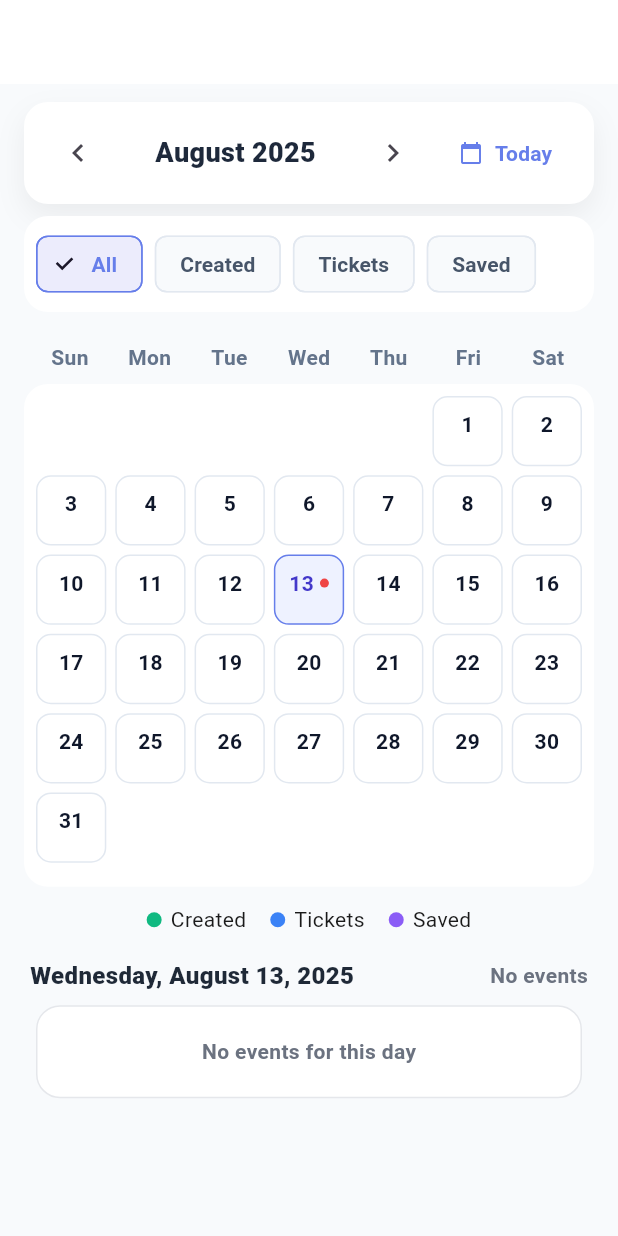
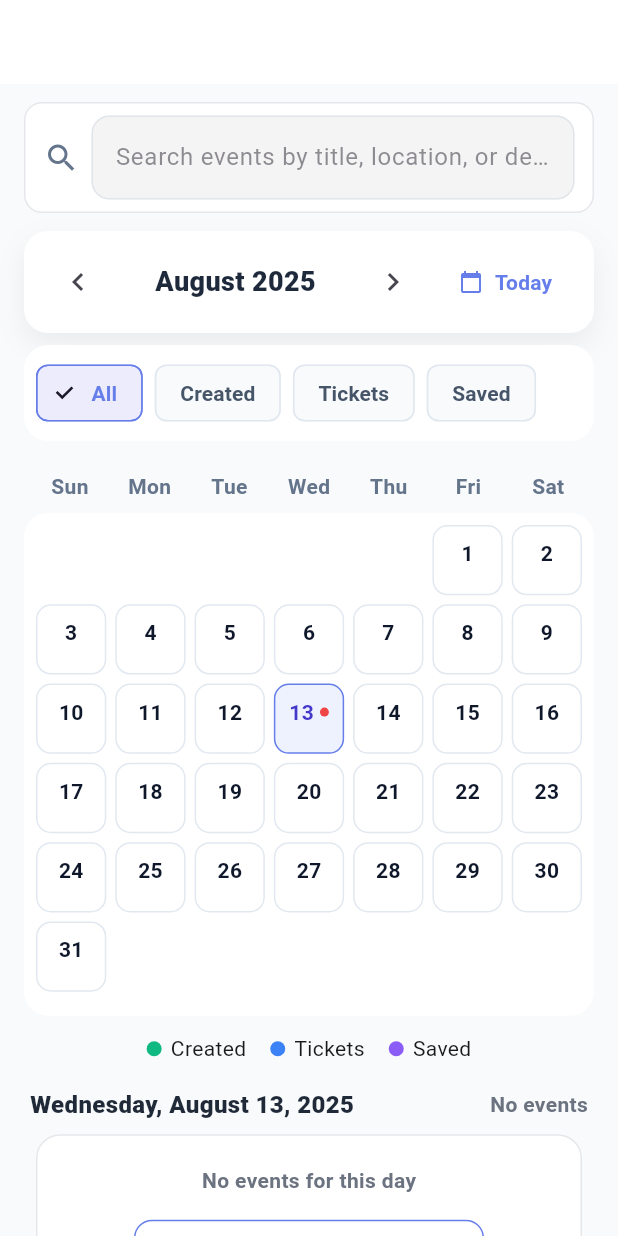
Before and after one commit to orgamiapps/orgamiappV1, a Flutter app: the CalendarScreen screen opened directly, on a phone screen of 412 x 824 dp. Run offline on Flutter 3.47's test engine with Material 3 defaults, Android fonts, the phone set to English and light mode, and no system bars; our stand-ins replace cached_network_image, carousel_slider, cloud_firestore, firebase_auth, firebase_core, firebase_messaging and 17 more; missing offline and left inert: mobile_scanner, qr_code_scanner_plus, syncfusion_flutter_xlsio; accounts and stored records are empty.

Commit message:
Enhance calendar screen with search, week view, and event reminders
Co-authored-by: pareisinger0 <pareisinger0@gmail.com>

```diff
--- a/lib/screens/Home/calendar_screen.dart
+++ b/lib/screens/Home/calendar_screen.dart
@@ -10,6 +10,8 @@ import 'package:orgami/models/ticket_model.dart';
 import 'package:orgami/firebase/firebase_firestore_helper.dart';
 import 'package:orgami/screens/Events/single_event_screen.dart';
 import 'package:orgami/screens/MyProfile/my_tickets_screen.dart';
+import 'package:orgami/Services/notification_service.dart';
+import 'package:orgami/screens/Events/chose_date_time_screen.dart';
 
 enum CalendarFilter { all, created, tickets, saved }
 
@@ -24,6 +26,10 @@ class _CalendarScreenState extends State<CalendarScreen> {
   DateTime _currentMonth = DateTime(DateTime.now().year, DateTime.now().month);
   DateTime _selectedDate = DateTime.now();
   CalendarFilter _filter = CalendarFilter.all;
+  bool _weekView = false;
+
+  String _searchQuery = '';
+  final TextEditingController _searchCtlr = TextEditingController();
 
   bool _loading = false;
 
@@ -118,13 +124,32 @@ class _CalendarScreenState extends State<CalendarScreen> {
       map[key]!.add(item);
     }
 
-    for (final e in _createdEvents) {
+    Iterable<EventModel> created = _createdEvents;
+    Iterable<EventModel> saved = _savedEvents;
+
+    if (_searchQuery.isNotEmpty) {
+      final q = _searchQuery.toLowerCase();
+      bool matchesEvent(EventModel e) => e.title.toLowerCase().contains(q) ||
+          e.description.toLowerCase().contains(q) ||
+          e.location.toLowerCase().contains(q);
+      created = created.where(matchesEvent);
+      saved = saved.where(matchesEvent);
+    }
+
+    for (final e in created) {
       addItem(e.selectedDateTime, _CalendarItem.created(e));
     }
-    for (final e in _savedEvents) {
+    for (final e in saved) {
       addItem(e.selectedDateTime, _CalendarItem.saved(e));
     }
     for (final t in _ticketModels) {
+      if (_searchQuery.isNotEmpty) {
+        final q = _searchQuery.toLowerCase();
+        if (!(t.eventTitle.toLowerCase().contains(q) ||
+            t.eventLocation.toLowerCase().contains(q))) {
+          continue;
+        }
+      }
       addItem(t.eventDateTime, _CalendarItem.ticket(t));
     }
     return map;
@@ -187,6 +212,11 @@ class _CalendarScreenState extends State<CalendarScreen> {
         ),
         actions: [
           IconButton(
+            tooltip: _weekView ? 'Month view' : 'Week view',
+            icon: Icon(_weekView ? Icons.calendar_month : Icons.view_week),
+            onPressed: () => setState(() => _weekView = !_weekView),
+          ),
+          IconButton(
             tooltip: 'Today',
             icon: const Icon(Icons.today),
             onPressed: () {
@@ -211,12 +241,13 @@ class _CalendarScreenState extends State<CalendarScreen> {
             child: Column(
               crossAxisAlignment: CrossAxisAlignment.stretch,
               children: [
+                _buildSearchBar(),
                 _buildMonthHeader(monthLabel),
                 const SizedBox(height: 8),
                 _buildFilters(),
                 const SizedBox(height: 8),
                 _buildWeekdayHeader(),
-                _buildCalendarGrid(),
+                _weekView ? _buildWeekRow() : _buildCalendarGrid(),
                 const SizedBox(height: 12),
                 _buildLegend(),
                 const SizedBox(height: 16),
@@ -227,6 +258,43 @@ class _CalendarScreenState extends State<CalendarScreen> {
             ),
           ),
         ),
+      ),
+    );
+  }
+
+  Widget _buildSearchBar() {
+    return Container(
+      margin: const EdgeInsets.fromLTRB(16, 12, 16, 0),
+      padding: const EdgeInsets.symmetric(horizontal: 12, vertical: 8),
+      decoration: BoxDecoration(
+        color: Colors.white,
+        borderRadius: BorderRadius.circular(12),
+        border: Border.all(color: const Color(0xFFE5E7EB)),
+      ),
+      child: Row(
+        children: [
+          const Icon(Icons.search, color: Color(0xFF64748B)),
+          const SizedBox(width: 8),
+          Expanded(
+            child: TextField(
+              controller: _searchCtlr,
+              decoration: const InputDecoration(
+                hintText: 'Search events by title, location, or description',
+                border: InputBorder.none,
+              ),
+              onChanged: (v) => setState(() => _searchQuery = v.trim()),
+            ),
+          ),
+          if (_searchQuery.isNotEmpty)
+            IconButton(
+              tooltip: 'Clear',
+              icon: const Icon(Icons.clear),
+              onPressed: () {
+                _searchCtlr.clear();
+                setState(() => _searchQuery = '');
+              },
+            )
+        ],
       ),
     );
   }
@@ -396,6 +464,25 @@ class _CalendarScreenState extends State<CalendarScreen> {
     );
   }
 
+  Widget _buildWeekRow() {
+    // Show the week containing _selectedDate
+    final mondayBased = _selectedDate.subtract(Duration(days: (_selectedDate.weekday % 7)));
+    final start = mondayBased; // with Sunday=0 above, this yields Sunday start
+    final days = List.generate(7, (i) => _truncateDate(start.add(Duration(days: i))));
+
+    return Container(
+      margin: const EdgeInsets.symmetric(horizontal: 16),
+      padding: const EdgeInsets.fromLTRB(8, 8, 8, 12),
+      decoration: BoxDecoration(
+        color: Colors.white,
+        borderRadius: BorderRadius.circular(16),
+      ),
+      child: Row(
+        children: days.map((d) => Expanded(child: _buildDayCell(d))).toList(),
+      ),
+    );
+  }
+
   Widget _buildDayCell(DateTime date) {
     final isToday = _truncateDate(date) == _truncateDate(DateTime.now());
     final isSelected = _truncateDate(date) == _truncateDate(_selectedDate);
@@ -544,11 +631,16 @@ class _CalendarScreenState extends State<CalendarScreen> {
             borderRadius: BorderRadius.circular(16),
             border: Border.all(color: const Color(0xFFE5E7EB)),
           ),
-          child: const Center(
-            child: Text(
-              'No events for this day',
-              style: TextStyle(color: Color(0xFF6B7280), fontWeight: FontWeight.w600),
-            ),
+          child: Column(
+            mainAxisSize: MainAxisSize.min,
+            children: [
+              const Text(
+                'No events for this day',
+                style: TextStyle(color: Color(0xFF6B7280), fontWeight: FontWeight.w600),
+              ),
+              const SizedBox(height: 12),
+              _buildCreateEventShortcut(_selectedDate),
+            ],
           ),
         ),
       );
@@ -561,6 +653,19 @@ class _CalendarScreenState extends State<CalendarScreen> {
       itemBuilder: (context, index) => _buildAgendaItem(items[index]),
       separatorBuilder: (_, __) => const SizedBox(height: 8),
       itemCount: items.length,
+    );
+  }
+
+  Widget _buildCreateEventShortcut(DateTime date) {
+    return OutlinedButton.icon(
+      icon: const Icon(Icons.add),
+      label: Text('Create an event on ${DateFormat.MMMd().format(date)}'),
+      onPressed: () {
+        RouterClass.nextScreenNormal(
+          context,
+          const ChoseDateTimeScreen(),
+        );
+      },
     );
   }
 
@@ -653,6 +758,11 @@ class _CalendarScreenState extends State<CalendarScreen> {
                             avatar: const Icon(Icons.add_alert, size: 18),
                             onPressed: () => _addToGoogleCalendar(item),
                           ),
+                          ActionChip(
+                            label: const Text('Remind me'),
+                            avatar: const Icon(Icons.alarm, size: 18),
+                            onPressed: () => _scheduleReminder(item),
+                          ),
                           if (item.type == _CalendarItemType.ticket)
                             ActionChip(
                               label: const Text('My Tickets'),
@@ -726,6 +836,28 @@ class _CalendarScreenState extends State<CalendarScreen> {
     }
   }
 
+  Future<void> _scheduleReminder(_CalendarItem item) async {
+    final when = item.dateTime.subtract(const Duration(minutes: 30));
+    if (when.isBefore(DateTime.now())) {
+      ScaffoldMessenger.of(context).showSnackBar(
+        const SnackBar(content: Text('Event starts too soon for a reminder')),
+      );
+      return;
+    }
+
+    // Use a simple immediate notification as a placeholder; scheduling API not implemented here.
+    // If you later extend NotificationService with scheduling, call that here instead.
+    await NotificationService.showNotification(
+      title: 'Reminder set',
+      body: 'We will remind you 30 minutes before ${item.title}',
+    );
+
+    if (!mounted) return;
+    ScaffoldMessenger.of(context).showSnackBar(
+      const SnackBar(content: Text('Reminder scheduled 30 minutes before event')),
+    );
+  }
+
   void _showDayBottomSheet(DateTime date, List<_CalendarItem> items) {
     showModalBottomSheet(
       context: context,
```
